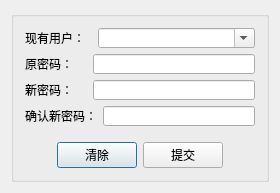
Above: changepwd.ui from histest/DACS before the change. Below: the same form after it.
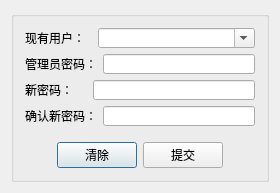
That is the form after the change.

Patch:
```diff
--- a/changepwd.ui
+++ b/changepwd.ui
@@ -55,7 +55,7 @@
         <item>
          <widget class="QLabel" name="label_4">
           <property name="text">
-           <string>原密码：    </string>
+           <string>管理员密码：</string>
           </property>
          </widget>
         </item>
```
